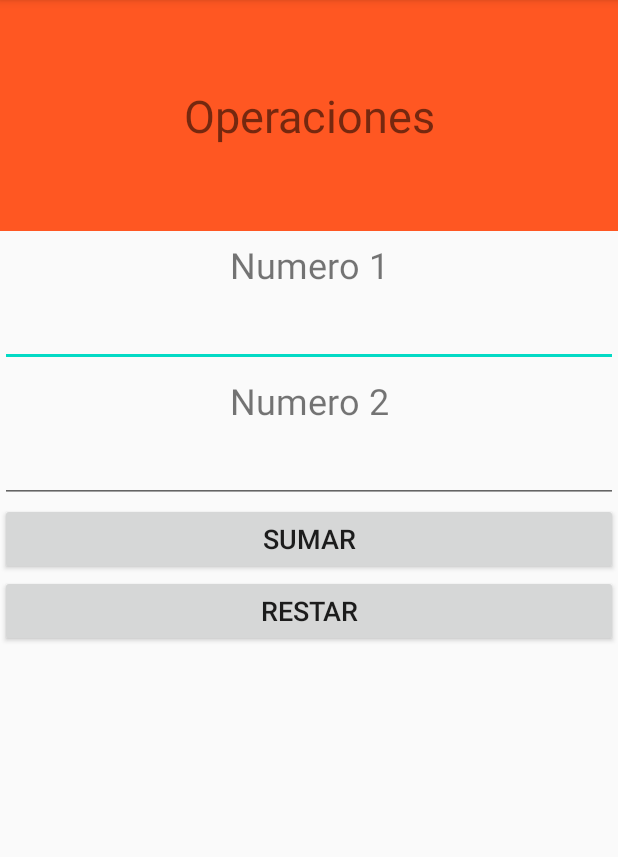
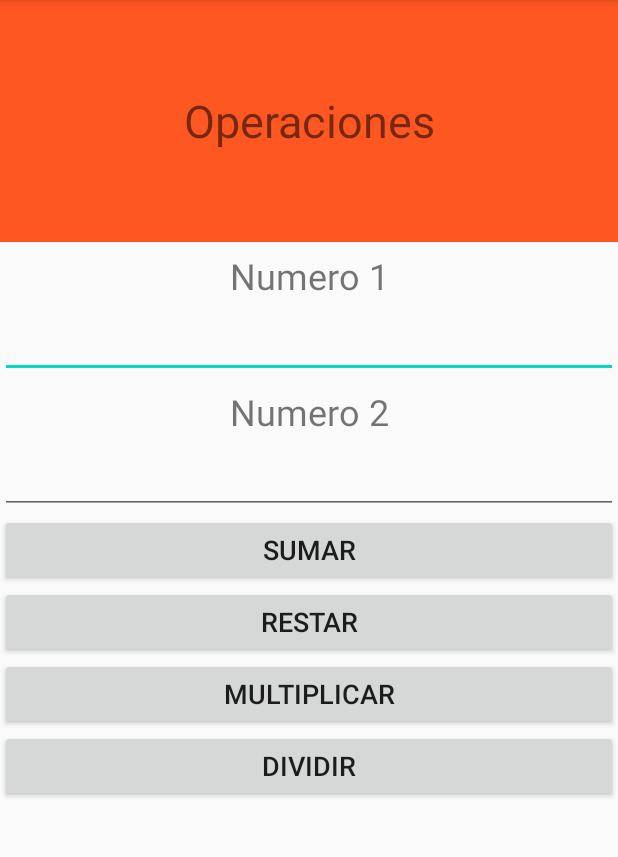
Before and after one commit to BladeNigth/TallerUnimag, an Android app: the SecondActivity screen opened directly, with no data from a screen before it, on a phone screen of 412 x 824 dp, the part 84-941 px from its top. Run offline under Robolectric (Android 15) with nearby library versions, the phone set to English and light mode, and no system bars.

Commit message:
agregando botones Multiplicar y Dividir, evento Multiplicar

```diff
--- a/app/src/main/java/co/edu/unimagdalena/apmoviles/tallerunimag/SecondActivity.java
+++ b/app/src/main/java/co/edu/unimagdalena/apmoviles/tallerunimag/SecondActivity.java
@@ -19,8 +19,11 @@ public class SecondActivity extends AppCompatActivity implements View.OnClickLis
         n2 = findViewById(R.id.edtn2);
         suma = findViewById(R.id.btnsumar);
         resta = findViewById(R.id.btnrestar);
+        multi = findViewById(R.id.btnmultiplicar);
+        div  = findViewById(R.id.btnDividir);
         suma.setOnClickListener(this);
         resta.setOnClickListener(this);
+        multi.setOnClickListener(this);
 
     }
 
@@ -37,6 +40,8 @@ public class SecondActivity extends AppCompatActivity implements View.OnClickLis
             case R.id.btnrestar:
                 Toast.makeText(this, "Resta = " + (num1 - num2),Toast.LENGTH_LONG).show();
                 break;
+            case R.id.btnmultiplicar:
+                Toast.makeText(this,"Multiplicacion = "+ (num1 * num2),Toast.LENGTH_LONG).show();
         }
     }
 }
--- a/app/src/main/res/layout/activity_second.xml
+++ b/app/src/main/res/layout/activity_second.xml
@@ -4,6 +4,7 @@
     xmlns:tools="http://schemas.android.com/tools"
     android:layout_width="match_parent"
     android:layout_height="match_parent"
+    android:gravity="center"
     android:orientation="vertical"
     tools:context=".SecondActivity">
 
@@ -26,7 +27,7 @@
 
     <LinearLayout
         android:layout_width="match_parent"
-        android:layout_height="match_parent"
+        android:layout_height="750dp"
         android:layout_weight="0.5"
         android:orientation="vertical">
 
@@ -74,6 +75,20 @@
             android:text="@string/restar"
             android:textSize="18sp" />
 
+        <Button
+            android:id="@+id/btnmultiplicar"
+            android:layout_width="match_parent"
+            android:layout_height="wrap_content"
+            android:text="@string/multiplicar"
+            android:textSize="18sp" />
+
+        <Button
+            android:id="@+id/btnDividir"
+            android:layout_width="match_parent"
+            android:layout_height="wrap_content"
+            android:text="@string/dividir"
+            android:textSize="18sp" />
+
     </LinearLayout>
 
     <LinearLayout
--- a/app/src/main/res/values/strings.xml
+++ b/app/src/main/res/values/strings.xml
@@ -11,4 +11,6 @@
     <string name="dato2">Numero 2</string>
     <string name="restar">Restar</string>
     <string name="sumar">Sumar</string>
+    <string name="multiplicar">Multiplicar</string>
+    <string name="dividir">Dividir</string>
 </resources>
```
